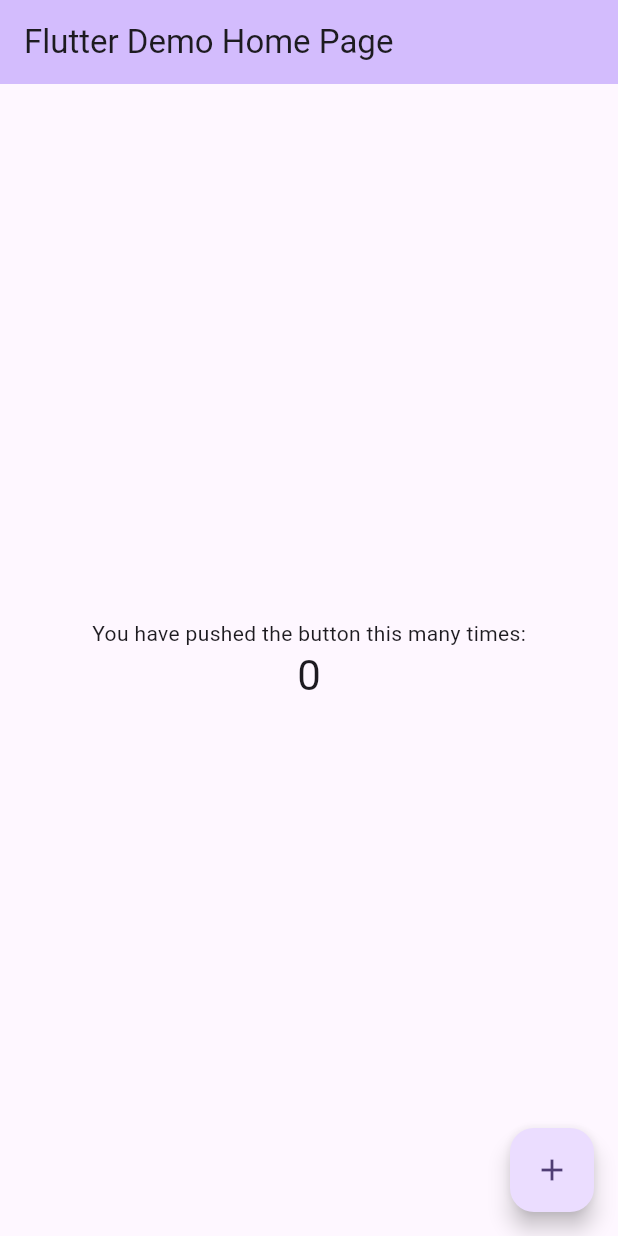
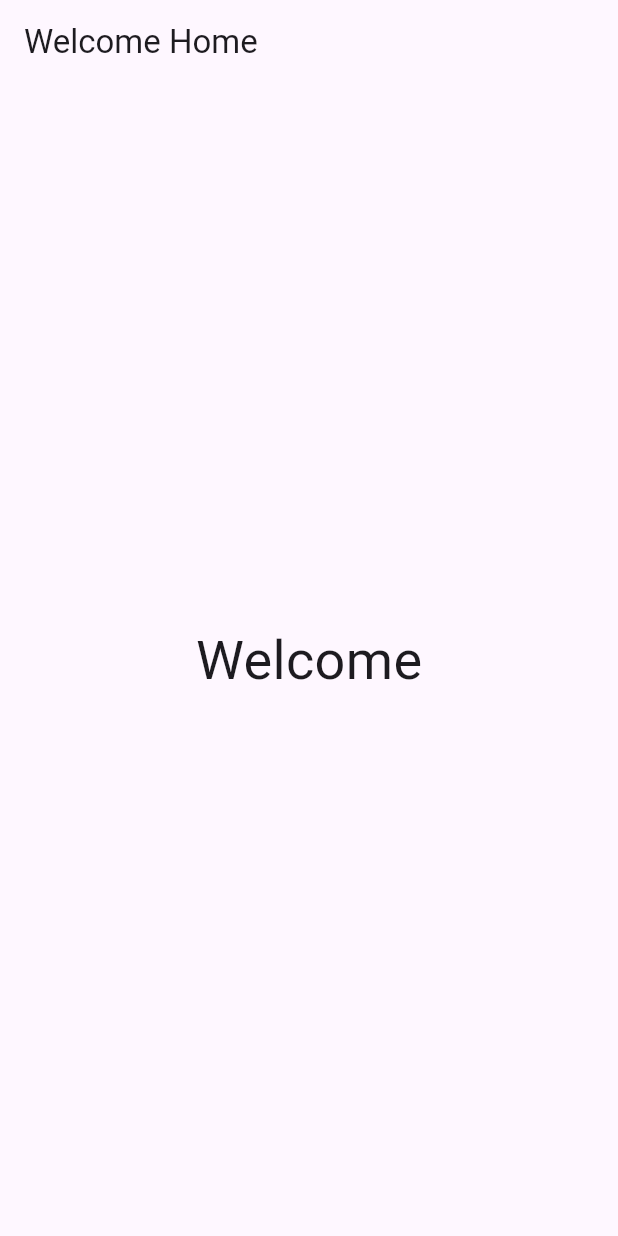
Before and after one commit to ChrisAldous/flutterCourse, a Flutter app: the screen it shows after launch, on a phone screen of 412 x 824 dp. Run offline on Flutter 3.47's test engine with Material 3 defaults, Android fonts, the phone set to English and light mode, and no system bars.

Commit message:
Added intro screen following tutorials lead

```diff
--- a/lib/main.dart
+++ b/lib/main.dart
@@ -1,3 +1,4 @@
+import 'package:airplane_prac/screens/intro_screen.dart';
 import 'package:flutter/material.dart';
 
 void main() {
@@ -10,113 +11,8 @@ class MyApp extends StatelessWidget {
   // This widget is the root of your application.
   @override
   Widget build(BuildContext context) {
-    return MaterialApp(
-      title: 'Flutter Demo',
-      theme: ThemeData(
-        // This is the theme of your application.
-        //
-        // TRY THIS: Try running your application with "flutter run". You'll see
-        // the application has a purple toolbar. Then, without quitting the app,
-        // try changing the seedColor in the colorScheme below to Colors.green
-        // and then invoke "hot reload" (save your changes or press the "hot
-        // reload" button in a Flutter-supported IDE, or press "r" if you used
-        // the command line to start the app).
-        //
-        // Notice that the counter didn't reset back to zero; the application
-        // state is not lost during the reload. To reset the state, use hot
-        // restart instead.
-        //
-        // This works for code too, not just values: Most code changes can be
-        // tested with just a hot reload.
-        colorScheme: ColorScheme.fromSeed(seedColor: Colors.deepPurple),
-      ),
-      home: const MyHomePage(title: 'Flutter Demo Home Page'),
+    return const MaterialApp(
+      home: IntroScreen(),
     );
   }
 }
-
-class MyHomePage extends StatefulWidget {
-  const MyHomePage({super.key, required this.title});
-
-  // This widget is the home page of your application. It is stateful, meaning
-  // that it has a State object (defined below) that contains fields that affect
-  // how it looks.
-
-  // This class is the configuration for the state. It holds the values (in this
-  // case the title) provided by the parent (in this case the App widget) and
-  // used by the build method of the State. Fields in a Widget subclass are
-  // always marked "final".
-
-  final String title;
-
-  @override
-  State<MyHomePage> createState() => _MyHomePageState();
-}
-
-class _MyHomePageState extends State<MyHomePage> {
-  int _counter = 0;
-
-  void _incrementCounter() {
-    setState(() {
-      // This call to setState tells the Flutter framework that something has
-      // changed in this State, which causes it to rerun the build method below
-      // so that the display can reflect the updated values. If we changed
-      // _counter without calling setState(), then the build method would not be
-      // called again, and so nothing would appear to happen.
-      _counter++;
-    });
-  }
-
-  @override
-  Widget build(BuildContext context) {
-    // This method is rerun every time setState is called, for instance as done
-    // by the _incrementCounter method above.
-    //
-    // The Flutter framework has been optimized to make rerunning build methods
-    // fast, so that you can just rebuild anything that needs updating rather
-    // than having to individually change instances of widgets.
-    return Scaffold(
-      appBar: AppBar(
-        // TRY THIS: Try changing the color here to a specific color (to
-        // Colors.amber, perhaps?) and trigger a hot reload to see the AppBar
-        // change color while the other colors stay the same.
-        backgroundColor: Theme.of(context).colorScheme.inversePrimary,
-        // Here we take the value from the MyHomePage object that was created by
-        // the App.build method, and use it to set our appbar title.
-        title: Text(widget.title),
-      ),
-      body: Center(
-        // Center is a layout widget. It takes a single child and positions it
-        // in the middle of the parent.
-        child: Column(
-          // Column is also a layout widget. It takes a list of children and
-          // arranges them vertically. By default, it sizes itself to fit its
-          // children horizontally, and tries to be as tall as its parent.
-          //
-          // Column has various properties to control how it sizes itself and
-          // how it positions its children. Here we use mainAxisAlignment to
-          // center the children vertically; the main axis here is the vertical
-          // axis because Columns are vertical (the cross axis would be
-          // horizontal).
-          //
-          // TRY THIS: Invoke "debug painting" (choose the "Toggle Debug Paint"
-          // action in the IDE, or press "p" in the console), to see the
-          // wireframe for each widget.
-          mainAxisAlignment: MainAxisAlignment.center,
-          children: <Widget>[
-            const Text('You have pushed the button this many times:'),
-            Text(
-              '$_counter',
-              style: Theme.of(context).textTheme.headlineMedium,
-            ),
-          ],
-        ),
-      ),
-      floatingActionButton: FloatingActionButton(
-        onPressed: _incrementCounter,
-        tooltip: 'Increment',
-        child: const Icon(Icons.add),
-      ), // This trailing comma makes auto-formatting nicer for build methods.
-    );
-  }
-}
--- /dev/null
+++ b/lib/screens/intro_screen.dart
@@ -0,0 +1,13 @@
+import 'package:flutter/material.dart';
+
+class IntroScreen extends StatelessWidget {
+  const IntroScreen({super.key});
+
+  @override
+  Widget build(BuildContext context) {
+    return Scaffold(
+      appBar: AppBar(title: const Text("Welcome Home"),),
+      body: Center(child: Text("Welcome", style: TextStyle(fontSize: 36),)),
+    );
+  }
+}
```
Also changed, not shown: 3 other files.
